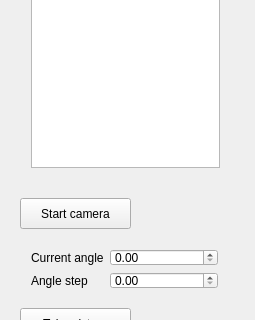
antego/radon, file mainwindow.ui: the form before one commit; both pictures show x 0 to 255 and y 119 to 439 of the 255 by 547 pixel window.
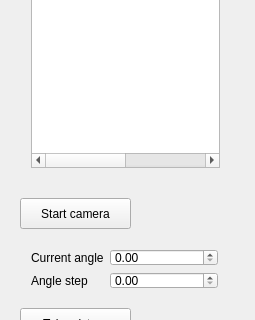
The form after the commit.

Commit message: List image files

```diff
--- a/mainwindow.ui
+++ b/mainwindow.ui
@@ -82,7 +82,19 @@
       </widget>
      </item>
      <item>
-      <widget class="QTableWidget" name="tableWidget"/>
+      <widget class="QTableWidget" name="fileListTable">
+       <property name="columnCount">
+        <number>2</number>
+       </property>
+       <attribute name="horizontalHeaderVisible">
+        <bool>false</bool>
+       </attribute>
+       <attribute name="verticalHeaderVisible">
+        <bool>false</bool>
+       </attribute>
+       <column/>
+       <column/>
+      </widget>
      </item>
     </layout>
    </widget>
```
The commit also changes 3 other files.
